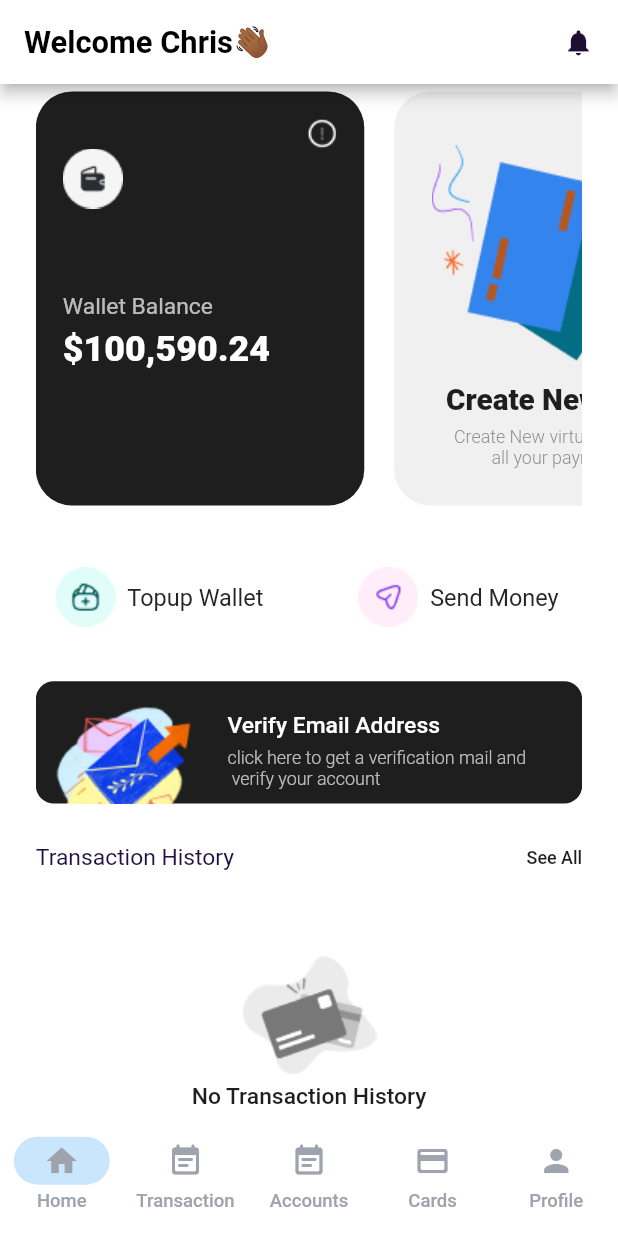
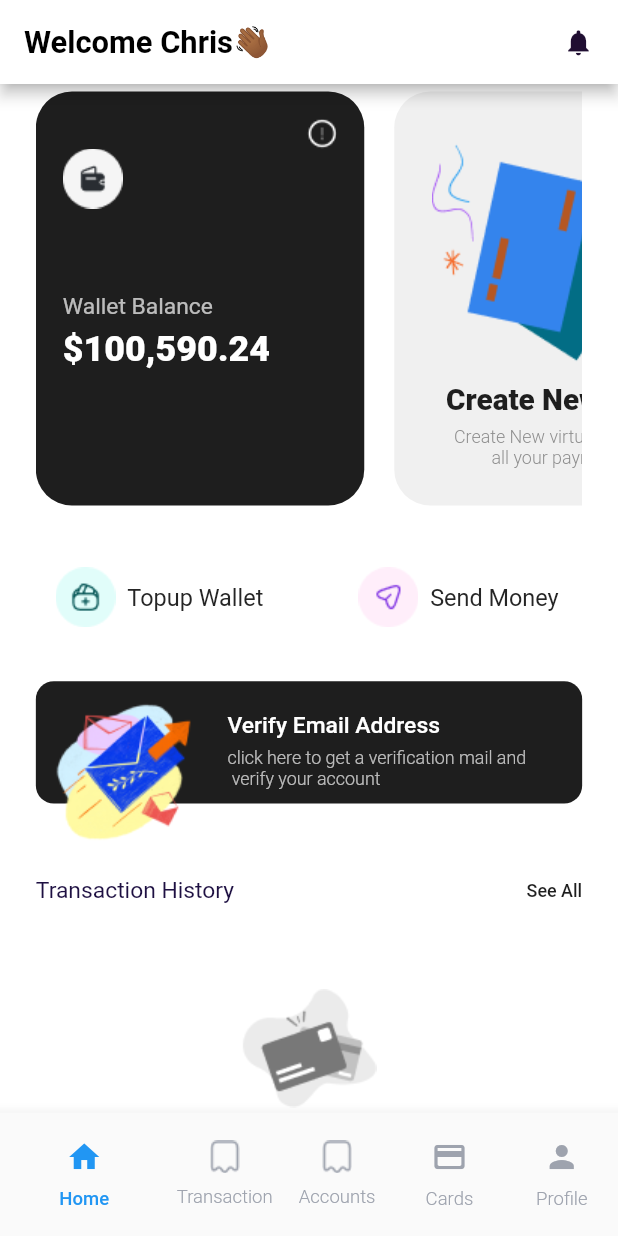
Before and after one commit to sholarrh/interview_app, a Flutter app: the screen it shows after launch, on a phone screen of 412 x 824 dp. Run offline on Flutter 3.47's test engine with Material 2 defaults, Android fonts, the phone set to English and light mode, and no system bars; Roboto replaces fonts that are missing (Clash Display Variable, Outfit).

Commit message:
correcting the bottom navigation bar

```diff
--- a/lib/bottom_navigation.dart
+++ b/lib/bottom_navigation.dart
@@ -1,6 +1,3 @@
-
-
-
 import 'package:flutter/material.dart';
 
 import 'main_screen.dart';
@@ -14,57 +11,160 @@ class BottomNav extends StatefulWidget {
 
 class _BottomNavState extends State<BottomNav> {
   int index = 0;
+  void _onItemTapped(int index) {
+    setState(() {
+      this.index = index;
+    });
+  }
+
   final screens = const [
     MainScreen(),
-    Center(child: Text('Transaction', style: TextStyle(fontSize: 100),),),
-    Center(child: Text('Accounts', style: TextStyle(fontSize: 100),),),
-    Center(child: Text('Cards', style: TextStyle(fontSize: 100),),),
-    Center(child: Text('Profile', style: TextStyle(fontSize: 100),),),
+    Center(
+      child: Text(
+        'Transaction',
+        style: TextStyle(fontSize: 100),
+      ),
+    ),
+    Center(
+      child: Text(
+        'Accounts',
+        style: TextStyle(fontSize: 100),
+      ),
+    ),
+    Center(
+      child: Text(
+        'Cards',
+        style: TextStyle(fontSize: 100),
+      ),
+    ),
+    Center(
+      child: Text(
+        'Profile',
+        style: TextStyle(fontSize: 100),
+      ),
+    ),
   ];
   @override
   Widget build(BuildContext context) {
-     final double height = MediaQuery.of(context).size.height;
-     final double width = MediaQuery.of(context).size.width;
+    final double height = MediaQuery.of(context).size.height;
+    final double width = MediaQuery.of(context).size.width;
     return Scaffold(
-
       body: screens[index],
-      bottomNavigationBar: NavigationBarTheme(
-        data: NavigationBarThemeData(
-          labelTextStyle: MaterialStateProperty.all(
-            TextStyle(fontSize: width * 0.03,
+      bottomNavigationBar: SizedBox(
+        height: height * 0.1,
+        child: BottomNavigationBar(
+          items:  [
+            BottomNavigationBarItem(
+              icon: Column(
+                children: [
+                  const Icon(Icons.home),
+                  SizedBox(height: height * 0.011,),
+                ],
+              ),
+              label: 'Home',
+            ),
+            BottomNavigationBarItem(
+              icon: Column(
+                children: [
+                  //const Icon(Icons.event_note_rounded),
+                  Image.asset('assets/images/Vector.png'),
+                  SizedBox(height: height * 0.011,),
+                ],
+              ),
+              label: 'Transaction',
+            ),
+            BottomNavigationBarItem(
+              icon: Column(
+                children: [
+                  // const Icon(
+                  //   Icons.event_note_rounded,
+                  // ),
+                  Image.asset('assets/images/Vector.png'),
+                  SizedBox(height: height * 0.011,),
+                ],
+              ),
+              label: 'Accounts',
+            ),
+            BottomNavigationBarItem(
+              icon: Column(
+                children: [
+                  const Icon(Icons.credit_card_rounded),
+                  SizedBox(height: height * 0.011,),
+                ],
+              ),
+              label: 'Cards',
+            ),
+            BottomNavigationBarItem(
+              icon: Column(
+                children: [
+                  const Icon(Icons.person),
+                  SizedBox(height: height * 0.011,),
+                ],
+              ),
+              label: 'Profile',
+            ),
+          ],
+          currentIndex: index,
+          selectedItemColor: Colors.blue,
+          selectedLabelStyle: TextStyle(
+            fontSize: width * 0.03,
             fontWeight: FontWeight.w500,
+            color: Colors.blue,
+          ),
+          unselectedItemColor: const Color(0xff9EA3AE),
+          unselectedLabelStyle: TextStyle(
+            fontSize: width * 0.03,
+            fontWeight: FontWeight.w300,
             color: const Color(0xff9EA3AE),
-            ),
           ),
-          iconTheme: MaterialStateProperty.all(const IconThemeData(color: Color(0xff9EA3AE)))
-        ),
-        child: NavigationBar(
-          height: height * 0.1,
-          backgroundColor: Colors.white,
-          selectedIndex: index,
-          onDestinationSelected: (index) => setState(() {
-            this.index = index;
-          }),
-          destinations: const [
-            NavigationDestination(
-                icon: Icon(Icons.home),
-                label: 'Home',),
-            NavigationDestination(
-              icon: Icon(Icons.event_note_rounded),
-              label: 'Transaction',),
-            NavigationDestination(
-              icon: Icon(Icons.event_note_rounded,
-              ),
-              label: 'Accounts',),
-            NavigationDestination(
-              icon: Icon(Icons.credit_card_rounded),
-              label: 'Cards',),
-            NavigationDestination(
-              icon: Icon(Icons.person),
-              label: 'Profile',),
-          ],
+          onTap: _onItemTapped,
+          showUnselectedLabels: true,
+          backgroundColor: const Color(0xffffffff),
         ),
       ),
+
+      // bottomNavigationBar: NavigationBarTheme(
+      //   data: NavigationBarThemeData(
+      //    // backgroundColor: Colors.white,
+      //     indicatorColor: Colors.white,
+      //     //unselectedLabelStyle: const TextStyle(color: Colors.white, fontSize: 14),
+      //     labelTextStyle: MaterialStateProperty.all(
+      //       TextStyle(fontSize: width * 0.03,
+      //       fontWeight: FontWeight.w500,
+      //       color: const Color(0xff9EA3AE),
+      //       ),
+      //     ),
+      //     iconTheme: MaterialStateProperty.all(const IconThemeData(color: Color(0xff9EA3AE)))
+      //   ),
+      //   child: NavigationBar(
+      //
+      //     //unselectedLabelStyle: const TextStyle(color: Colors.white, fontSize: 14),
+      //     height: height * 0.1,
+      //     backgroundColor: Colors.white,
+      //     selectedIndex: index,
+      //     onDestinationSelected: (index) => setState(() {
+      //       this.index = index;
+      //     }),
+      //     destinations: const [
+      //       NavigationDestination(
+      //           icon: Icon(Icons.home),
+      //           label: 'Home',),
+      //       NavigationDestination(
+      //         icon: Icon(Icons.event_note_rounded),
+      //         label: 'Transaction',),
+      //       NavigationDestination(
+      //         icon: Icon(Icons.event_note_rounded,
+      //         ),
+      //         label: 'Accounts',),
+      //       NavigationDestination(
+      //         icon: Icon(Icons.credit_card_rounded),
+      //         label: 'Cards',),
+      //       NavigationDestination(
+      //         icon: Icon(Icons.person),
+      //         label: 'Profile',),
+      //     ],
+      //   ),
+      // ),
     );
   }
 }
--- a/lib/main.dart
+++ b/lib/main.dart
@@ -16,7 +16,6 @@ class MyApp extends StatelessWidget {
       debugShowCheckedModeBanner: false,
       title: 'Interview',
       theme: ThemeData(
-        primarySwatch: Colors.blue,
         fontFamily: 'Outfit',
       ),
       home: const BottomNav(),
--- a/lib/main_screen.dart
+++ b/lib/main_screen.dart
@@ -76,7 +76,9 @@ class _MainScreenState extends State<MainScreen> {
                 SizedBox(
                   height: height * 0.027,
                 ),
-                Stack(children: [
+                Stack(
+                  clipBehavior: Clip.none,
+                    children: [
                   Container(
                     width: double.infinity,
                     height: height * 0.099,
@@ -114,11 +116,11 @@ class _MainScreenState extends State<MainScreen> {
                   ),
                   Positioned(
                       left: width * 0.0242,
-                      top: height * 0.0141,
+                      top: height * 0.012,
                       child: Image.asset('assets/images/image 10.png')),
                 ]),
                 SizedBox(
-                  height: height * 0.033,
+                  height: height * 0.0596,
                 ),
                 Row(
                   mainAxisAlignment: MainAxisAlignment.spaceBetween,
```
Also changed, not shown: assets/images/Vector.png (added).
